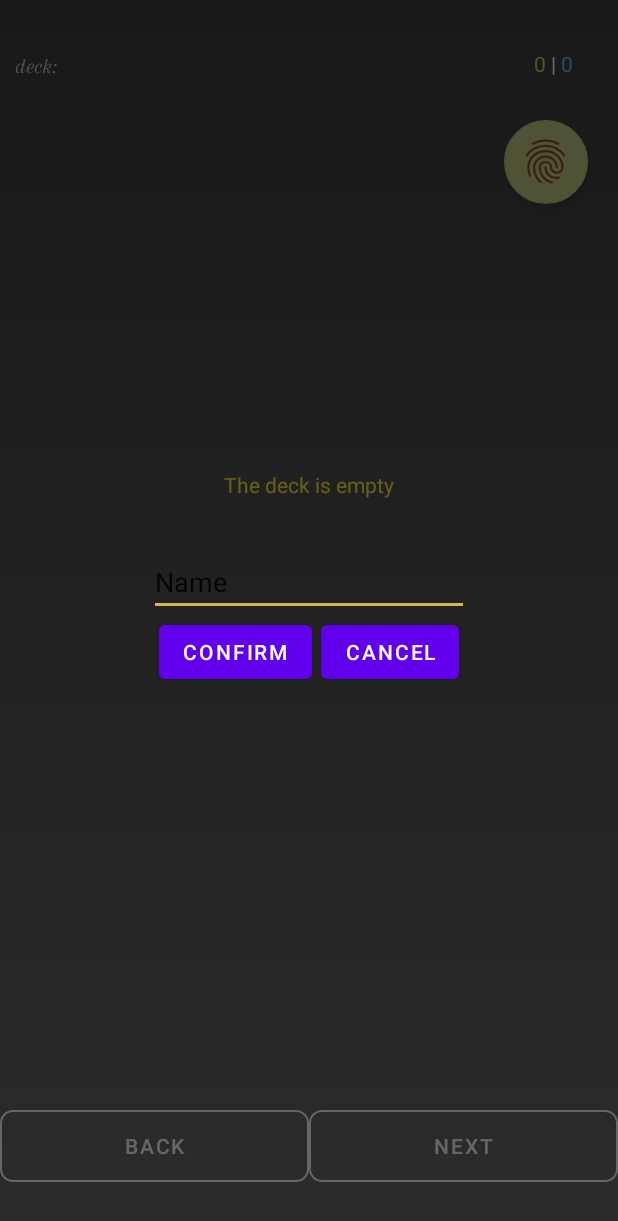
After one commit to NikolayKuts/Milim, an Android app: the fragment EditionWordFragment placed in its activity, on a phone screen of 412 x 824 dp. The commit adds this screen. Shown: the top 1221 px of the screen. Run offline under Robolectric (Android 15) with nearby library versions, the phone set to English and light mode, and no system bars; our stand-ins replace Room's generated code; Roboto replaces fonts that are not available here.

Commit message:
Add dialogFragmen for word eddition

```diff
--- /dev/null
+++ b/app/src/main/java/com/example/milim/fragments/EditionWordFragment.kt
@@ -0,0 +1,94 @@
+package com.example.milim.fragments
+
+import android.content.Context
+import android.os.Bundle
+import android.view.LayoutInflater
+import android.view.View
+import android.view.ViewGroup
+import android.widget.Toast
+import androidx.core.os.bundleOf
+import androidx.fragment.app.DialogFragment
+import com.example.milim.databinding.DialogFragmentWordEditionBinding
+import com.example.milim.interfaces.OnActionPerformedUpdater
+import com.example.milim.pojo.Word
+
+class EditionWordFragment : DialogFragment() {
+    private var _binding: DialogFragmentWordEditionBinding? = null
+    private val binding
+        get() = _binding!!
+    private lateinit var listener: ListenerCallback
+    private lateinit var dataUpdater: OnActionPerformedUpdater
+
+    companion object {
+        private const val TAG_WORD_OBJECT = "word_object"
+        fun newInstance(word: Word): EditionWordFragment {
+            return EditionWordFragment().apply {
+                arguments = bundleOf().apply {
+                    putParcelable(TAG_WORD_OBJECT, word)
+                }
+            }
+        }
+    }
+
+    interface ListenerCallback {
+        fun onConfirmChanges(wordObject: Word)
+    }
+
+    override fun onAttach(context: Context) {
+        super.onAttach(context)
+        listener = context as ListenerCallback
+        dataUpdater = context as OnActionPerformedUpdater
+    }
+
+    override fun onCreateView(
+        inflater: LayoutInflater,
+        container: ViewGroup?,
+        savedInstanceState: Bundle?
+    ): View? {
+        super.onCreateView(inflater, container, savedInstanceState)
+        dialog?.window?.setBackgroundDrawableResource(android.R.color.transparent)
+        _binding = DialogFragmentWordEditionBinding
+            .inflate(inflater, container, false)
+        return binding.root
+    }
+
+    override fun onViewCreated(view: View, savedInstanceState: Bundle?) {
+        super.onViewCreated(view, savedInstanceState)
+        var wordObject: Word? = null
+        arguments?.let {
+            wordObject = it.getParcelable(TAG_WORD_OBJECT)
+            binding.editTextEditionWord.setText(wordObject?.word)
+        }
+
+        binding.buttonConfirmChanges.setOnClickListener {
+            when (val changedWord = binding.editTextEditionWord.text.toString().trim()) {
+                wordObject?.word -> {
+                    Toast.makeText(it.context, "The word isn't changed", Toast.LENGTH_SHORT)
+                        .show()
+                }
+                "" -> {
+                    Toast.makeText(it.context, "Type a word", Toast.LENGTH_SHORT).show()
+                }
+                else -> {
+                    wordObject?.let { word ->
+                        listener.onConfirmChanges(Word(word.wordId, word.deckId, changedWord))
+                        dataUpdater.onActionPerformedRefresh()
+                        dismiss()
+                        Toast.makeText(view.context, "The word has been changed", Toast.LENGTH_LONG)
+                            .show()
+                    }
+                }
+            }
+        }
+
+        binding.buttonCancelChanges.setOnClickListener {
+            dismiss()
+        }
+    }
+
+    override fun onDestroy() {
+        _binding = null
+        super.onDestroy()
+    }
+
+}
--- /dev/null
+++ b/app/src/main/java/com/example/milim/interfaces/OnActionPerformedUpdater.kt
@@ -0,0 +1,5 @@
+package com.example.milim.interfaces
+
+fun interface OnActionPerformedUpdater {
+    fun onActionPerformedRefresh()
+}
--- a/app/src/main/res/layout/activity_lesson.xml
+++ b/app/src/main/res/layout/activity_lesson.xml
@@ -92,7 +92,7 @@
         tools:text="deck name is here" />
 
     <LinearLayout
-        android:id="@+id/linearLayoutConter"
+        android:id="@+id/linearLayoutCounter"
         android:layout_width="wrap_content"
         android:layout_height="wrap_content"
         android:layout_marginEnd="30dp"
@@ -101,7 +101,7 @@
         app:layout_constraintTop_toTopOf="@id/textViewDeckName">
 
         <TextView
-            android:id="@+id/textViewQuantity"
+            android:id="@+id/textViewProgress"
             android:layout_width="wrap_content"
             android:layout_height="wrap_content"
             android:textColor="#D3C86D"
@@ -119,7 +119,7 @@
             android:text="|" />
 
         <TextView
-            android:id="@+id/textViewProgress"
+            android:id="@+id/textViewQuantity"
             android:layout_width="wrap_content"
             android:layout_height="wrap_content"
             android:textColor="#72BDDF"
@@ -139,7 +139,7 @@
         app:backgroundTint="#C9CF88"
         app:layout_constraintEnd_toEndOf="parent"
 
-        app:layout_constraintTop_toBottomOf="@+id/linearLayoutConter"
+        app:layout_constraintTop_toBottomOf="@+id/linearLayoutCounter"
         app:maxImageSize="35dp"
         app:srcCompat="@drawable/ic_fingerprint_24"
         app:tint="#954C35"
--- /dev/null
+++ b/app/src/main/res/layout/dialog_fragment_word_edition.xml
@@ -0,0 +1,38 @@
+<?xml version="1.0" encoding="utf-8"?>
+<androidx.constraintlayout.widget.ConstraintLayout xmlns:android="http://schemas.android.com/apk/res/android"
+    xmlns:app="http://schemas.android.com/apk/res-auto"
+    xmlns:tools="http://schemas.android.com/tools"
+    android:layout_width="match_parent"
+    android:layout_height="match_parent">
+
+    <EditText
+        android:id="@+id/editTextEditionWord"
+        android:layout_width="wrap_content"
+        android:layout_height="wrap_content"
+        android:ems="10"
+        android:inputType="textPersonName"
+        android:text="Name"
+        app:layout_constraintEnd_toEndOf="parent"
+        app:layout_constraintStart_toStartOf="parent"
+        app:layout_constraintTop_toTopOf="parent" />
+
+    <Button
+        android:id="@+id/buttonConfirmChanges"
+        android:layout_width="wrap_content"
+        android:layout_height="wrap_content"
+        android:text="Confirm"
+        app:layout_constraintEnd_toStartOf="@+id/buttonCancelChanges"
+        app:layout_constraintHorizontal_bias="0.5"
+        app:layout_constraintStart_toStartOf="parent"
+        app:layout_constraintTop_toBottomOf="@+id/editTextEditionWord" />
+
+    <Button
+        android:id="@+id/buttonCancelChanges"
+        android:layout_width="wrap_content"
+        android:layout_height="wrap_content"
+        android:text="Cancel"
+        app:layout_constraintEnd_toEndOf="parent"
+        app:layout_constraintHorizontal_bias="0.5"
+        app:layout_constraintStart_toEndOf="@+id/buttonConfirmChanges"
+        app:layout_constraintTop_toBottomOf="@+id/editTextEditionWord" />
+</androidx.constraintlayout.widget.ConstraintLayout>
```
Also changed, not shown: app/src/main/java/com/example/milim/fragments/AdditionWordFragment.kt (+4 -7 lines), app/src/main/java/com/example/milim/fragments/DeletingWordFragment.kt (+11 -16 lines), app/src/main/java/com/example/milim/pojo/Word.kt (+31 -2 lines), app/src/main/java/com/example/milim/screens/lesson/LessonActivity.kt (+18 -16 lines).
